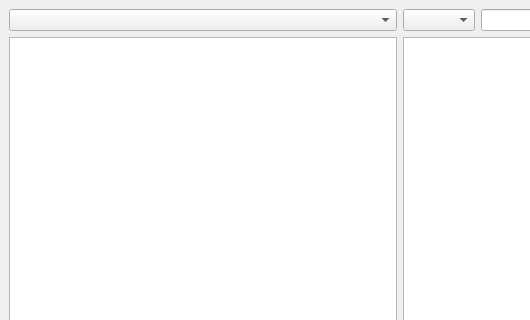
The window that mainwindow.ui (Waqar144/QCompilerExplorer) describes before a commit, drawn with Qt 5; both pictures show x 0 to 530 and y 0 to 320 of the 800 by 600 pixel window.
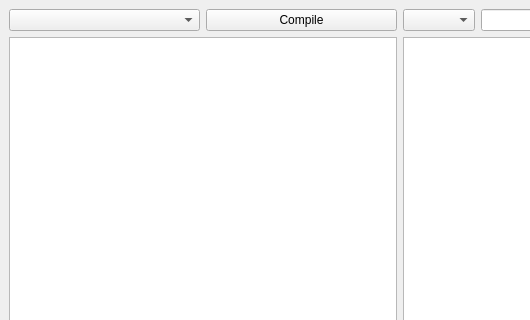
The same window after the commit.

Commit message: Rename more ui components properly

What changed in the file:
```diff
--- a/mainwindow.ui
+++ b/mainwindow.ui
@@ -24,6 +24,13 @@
           <item>
            <widget class="QComboBox" name="languagesComboBox"/>
           </item>
+          <item>
+           <widget class="QPushButton" name="compileButton">
+            <property name="text">
+             <string>Compile</string>
+            </property>
+           </widget>
+          </item>
          </layout>
         </item>
         <item>
```
Left out of the diff: 6 changed lines with no effect on the pictures.
